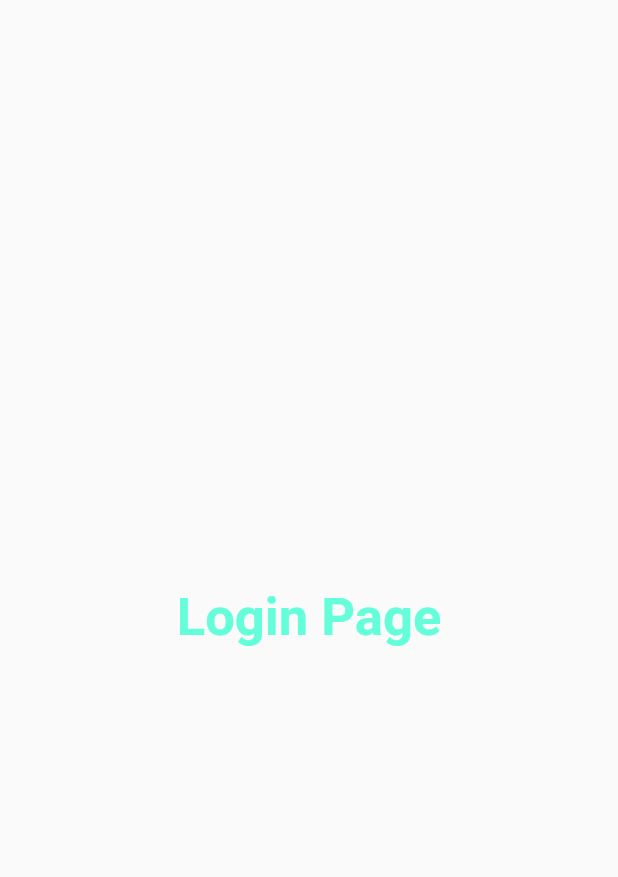
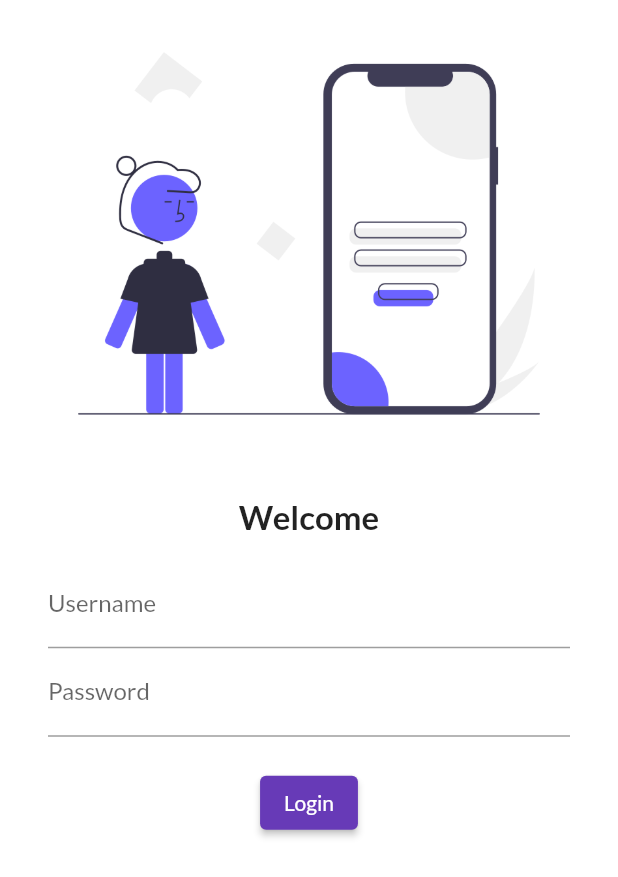
Before and after one commit to Akhil31261/LearningApp, a Flutter app: the screen it shows after launch, on a phone screen of 412 x 824 dp. Shown: the top 877 px of the screen. Run offline on Flutter 3.47's test engine with Material 2 defaults, Android fonts, the phone set to English and light mode, and no system bars; our stand-ins replace google_fonts.

Commit message:
Day-4 completed

```diff
--- a/lib/main.dart
+++ b/lib/main.dart
@@ -1,4 +1,5 @@
 import 'package:flutter/material.dart';
+import 'package:google_fonts/google_fonts.dart';
 
 import 'pages/home_page.dart';
 
@@ -15,7 +16,10 @@ class MyApp extends StatelessWidget {
     return MaterialApp(
       //  home: HomePage(),
       themeMode: ThemeMode.light,
-      theme: ThemeData(primarySwatch: Colors.deepPurple),
+      theme: ThemeData(
+        primarySwatch: Colors.deepPurple,
+        fontFamily: GoogleFonts.lato().fontFamily,
+      ),
       darkTheme:
           ThemeData(brightness: Brightness.dark, primarySwatch: Colors.red),
       routes: {
--- a/lib/pages/login_page.dart
+++ b/lib/pages/login_page.dart
@@ -6,11 +6,44 @@ class LoginPage extends StatelessWidget {
   @override
   Widget build(BuildContext context) {
     return Material(
-        child: Center(
-            child: Text("Login Page",
-                style: TextStyle(
-                    fontSize: 35,
-                    color: Colors.tealAccent,
-                    fontWeight: FontWeight.bold))));
+        color: Colors.white,
+        child: Column(
+          children: [
+            Image.asset("assets/image/login_image.png", fit: BoxFit.cover),
+            SizedBox(
+              height: 20.0,
+            ),
+            Text(
+              "Welcome",
+              style: TextStyle(fontSize: 22, fontWeight: FontWeight.bold),
+            ),
+            Padding(
+              padding:
+                  const EdgeInsets.symmetric(vertical: 16.0, horizontal: 32.0),
+              child: Column(
+                children: [
+                  TextFormField(
+                    decoration: InputDecoration(
+                        labelText: "Username", hintText: "Enter Username"),
+                  ),
+                  TextFormField(
+                    obscureText: true,
+                    decoration: InputDecoration(
+                        labelText: "Password", hintText: "Enter Password"),
+                  ),
+                  SizedBox(
+                    height: 20.0,
+                  ),
+                  ElevatedButton(
+                      onPressed: () {
+                        print("Hi Akhil");
+                      },
+                      style: TextButton.styleFrom(),
+                      child: Text("Login"))
+                ],
+              ),
+            )
+          ],
+        ));
   }
 }
--- a/pubspec.yaml
+++ b/pubspec.yaml
@@ -28,6 +28,7 @@ dependencies:
   # The following adds the Cupertino Icons font to your application.
   # Use with the CupertinoIcons class for iOS style icons.
   cupertino_icons: ^1.0.2
+  google_fonts: ^2.1.0
 
 dev_dependencies:
   flutter_test:
@@ -45,8 +46,8 @@ flutter:
   uses-material-design: true
 
   # To add assets to your application, add an assets section, like this:
-  # assets:
-  #   - images/a_dot_burr.jpeg
+  assets:
+     - assets/image/
   #   - images/a_dot_ham.jpeg
 
   # An image asset can refer to one or more resolution-specific "variants", see
```
Also changed, not shown: assets/image/login_image.png (added), pubspec.lock.
